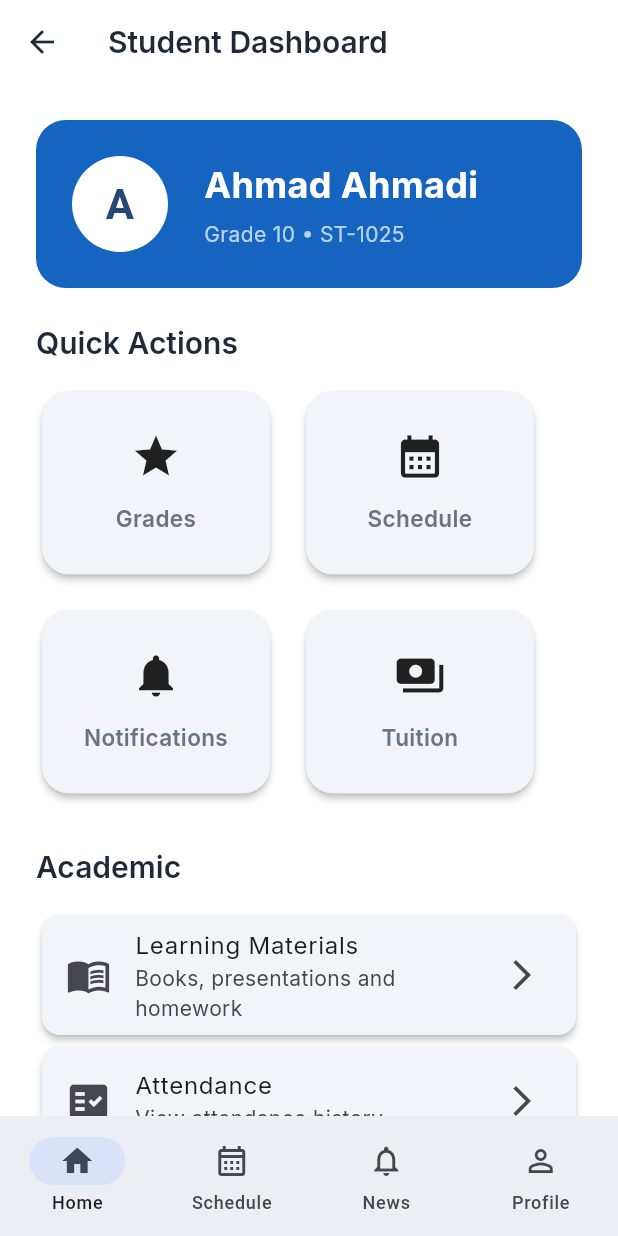
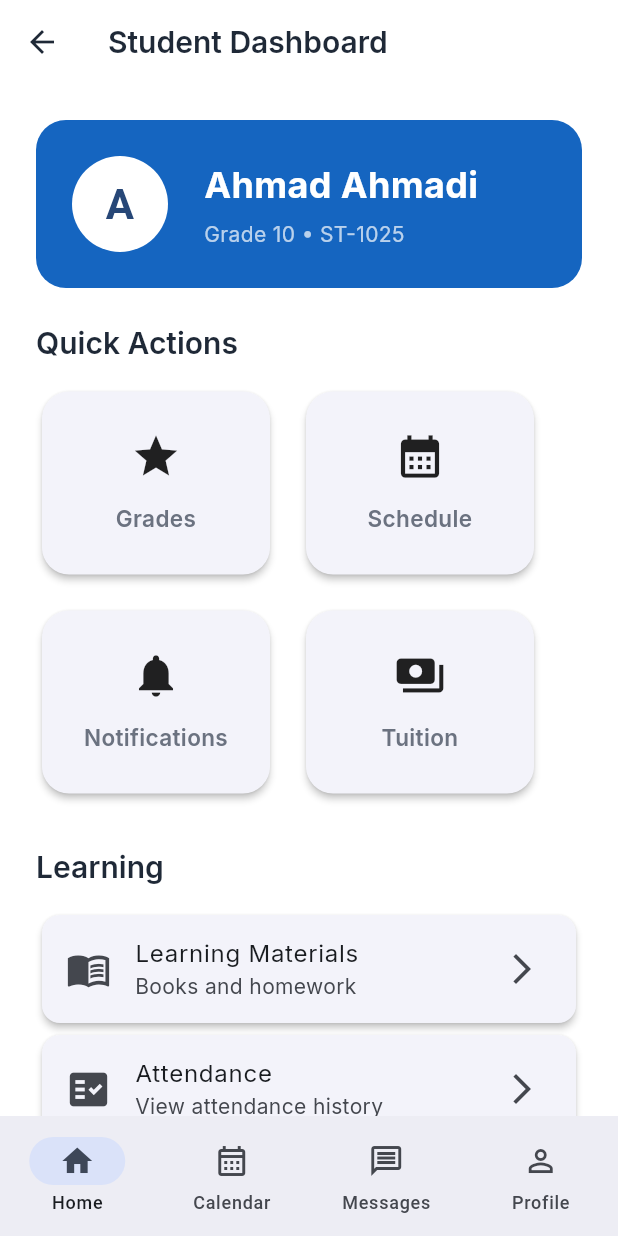
Before and after one commit to HassanEhsani/educore-platform, a Flutter app: the StudentDashboardPage screen opened by its route, after a tap on the "arrow back" icon, after a tap on "Student", on a phone screen of 412 x 824 dp. Run offline on Flutter 3.47's test engine with Material 3 defaults, Android fonts, the phone set to English and light mode, and no system bars; our stand-ins replace gap, go_router, google_fonts.

Commit message:
Complete Phase 1 MVP with dashboards, shared features and app navigation

```diff
--- a/apps/mobile/lib/features/manager/presentation/manager_dashboard_body.dart
+++ b/apps/mobile/lib/features/manager/presentation/manager_dashboard_body.dart
@@ -18,7 +18,10 @@ class ManagerDashboardBody extends StatelessWidget {
       child: Column(
         crossAxisAlignment: CrossAxisAlignment.start,
         children: [
-          const ManagerHeader(manager: demoManager),
+          GestureDetector(
+            onTap: () => context.push('/profile'),
+            child: const ManagerHeader(manager: demoManager),
+          ),
 
           const Gap(AppSpacing.lg),
 
--- a/apps/mobile/lib/features/parent/presentation/parent_dashboard_body.dart
+++ b/apps/mobile/lib/features/parent/presentation/parent_dashboard_body.dart
@@ -18,7 +18,10 @@ class ParentDashboardBody extends StatelessWidget {
       child: Column(
         crossAxisAlignment: CrossAxisAlignment.start,
         children: [
-          const ParentHeader(parent: demoParent),
+          GestureDetector(
+            onTap: () => context.push('/profile'),
+            child: const ParentHeader(parent: demoParent),
+          ),
 
           const Gap(AppSpacing.lg),
 
--- a/apps/mobile/lib/features/profile/presentation/widgets/profile_info_card.dart
+++ b/apps/mobile/lib/features/profile/presentation/widgets/profile_info_card.dart
@@ -4,12 +4,14 @@ class ProfileInfoCard extends StatelessWidget {
   final IconData icon;
   final String title;
   final String value;
+  final VoidCallback? onTap;
 
   const ProfileInfoCard({
     super.key,
     required this.icon,
     required this.title,
     required this.value,
+    this.onTap,
   });
 
   @override
@@ -19,6 +21,8 @@ class ProfileInfoCard extends StatelessWidget {
         leading: Icon(icon),
         title: Text(title),
         subtitle: Text(value),
+        trailing: const Icon(Icons.chevron_right),
+        onTap: onTap,
       ),
     );
   }
--- a/apps/mobile/lib/features/student/presentation/student_dashboard_body.dart
+++ b/apps/mobile/lib/features/student/presentation/student_dashboard_body.dart
@@ -18,7 +18,10 @@ class StudentDashboardBody extends StatelessWidget {
       child: Column(
         crossAxisAlignment: CrossAxisAlignment.start,
         children: [
-          const StudentHeader(student: demoStudent),
+          GestureDetector(
+            onTap: () => context.push('/profile'),
+            child: const StudentHeader(student: demoStudent),
+          ),
 
           const Gap(AppSpacing.lg),
 
@@ -35,7 +38,7 @@ class StudentDashboardBody extends StatelessWidget {
                 child: QuickActionCard(
                   icon: Icons.grade,
                   title: 'Grades',
-                  onTap: () {},
+                  onTap: () => context.push('/documents'),
                 ),
               ),
               SizedBox(
@@ -67,14 +70,14 @@ class StudentDashboardBody extends StatelessWidget {
 
           const Gap(AppSpacing.xl),
 
-          Text('Academic', style: Theme.of(context).textTheme.titleLarge),
+          Text('Learning', style: Theme.of(context).textTheme.titleLarge),
 
           const Gap(AppSpacing.md),
 
           DashboardCard(
             icon: Icons.menu_book,
             title: 'Learning Materials',
-            subtitle: 'Books, presentations and homework',
+            subtitle: 'Books and homework',
             onTap: () => context.push('/documents'),
           ),
 
@@ -88,7 +91,7 @@ class StudentDashboardBody extends StatelessWidget {
           DashboardCard(
             icon: Icons.campaign,
             title: 'Announcements',
-            subtitle: 'Latest school announcements',
+            subtitle: 'Latest school news',
             onTap: () => context.push('/messages'),
           ),
         ],
--- a/apps/mobile/lib/features/student/presentation/widgets/bottom_navigation.dart
+++ b/apps/mobile/lib/features/student/presentation/widgets/bottom_navigation.dart
@@ -1,4 +1,5 @@
 import 'package:flutter/material.dart';
+import 'package:go_router/go_router.dart';
 
 class StudentBottomNavigation extends StatelessWidget {
   final int currentIndex;
@@ -14,7 +15,27 @@ class StudentBottomNavigation extends StatelessWidget {
   Widget build(BuildContext context) {
     return NavigationBar(
       selectedIndex: currentIndex,
-      onDestinationSelected: onTap,
+      onDestinationSelected: (index) {
+        switch (index) {
+          case 0:
+            context.go('/student');
+            break;
+
+          case 1:
+            context.push('/calendar');
+            break;
+
+          case 2:
+            context.push('/messages');
+            break;
+
+          case 3:
+            context.push('/profile');
+            break;
+        }
+
+        onTap?.call(index);
+      },
       destinations: const [
         NavigationDestination(
           icon: Icon(Icons.home_outlined),
@@ -24,12 +45,12 @@ class StudentBottomNavigation extends StatelessWidget {
         NavigationDestination(
           icon: Icon(Icons.calendar_month_outlined),
           selectedIcon: Icon(Icons.calendar_month),
-          label: 'Schedule',
+          label: 'Calendar',
         ),
         NavigationDestination(
-          icon: Icon(Icons.notifications_outlined),
-          selectedIcon: Icon(Icons.notifications),
-          label: 'News',
+          icon: Icon(Icons.message_outlined),
+          selectedIcon: Icon(Icons.message),
+          label: 'Messages',
         ),
         NavigationDestination(
           icon: Icon(Icons.person_outline),
--- a/apps/mobile/lib/features/teacher/presentation/teacher_dashboard_body.dart
+++ b/apps/mobile/lib/features/teacher/presentation/teacher_dashboard_body.dart
@@ -18,7 +18,10 @@ class TeacherDashboardBody extends StatelessWidget {
       child: Column(
         crossAxisAlignment: CrossAxisAlignment.start,
         children: [
-          const TeacherHeader(teacher: demoTeacher),
+          GestureDetector(
+            onTap: () => context.push('/profile'),
+            child: const TeacherHeader(teacher: demoTeacher),
+          ),
 
           const Gap(AppSpacing.lg),
 
```
Also changed, not shown: apps/mobile/lib/features/profile/presentation/profile_page.dart (+25 -1 lines), apps/mobile/lib/features/settings/presentation/settings_page.dart (+15 -2 lines).
